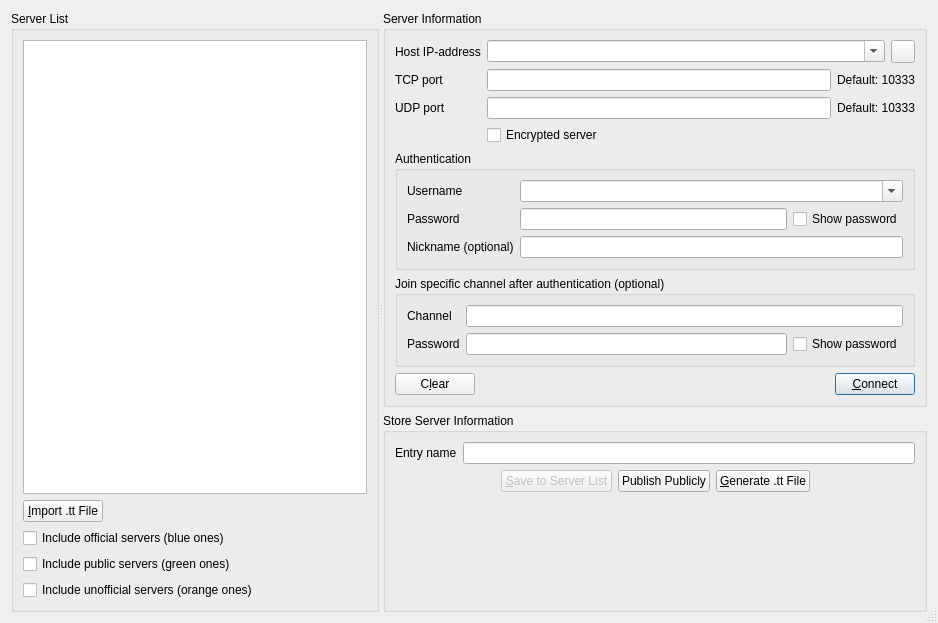
Above: Client/qtTeamTalk/serverlist.ui from BearWare/TeamTalk5 before the change. Below: the same form after it.
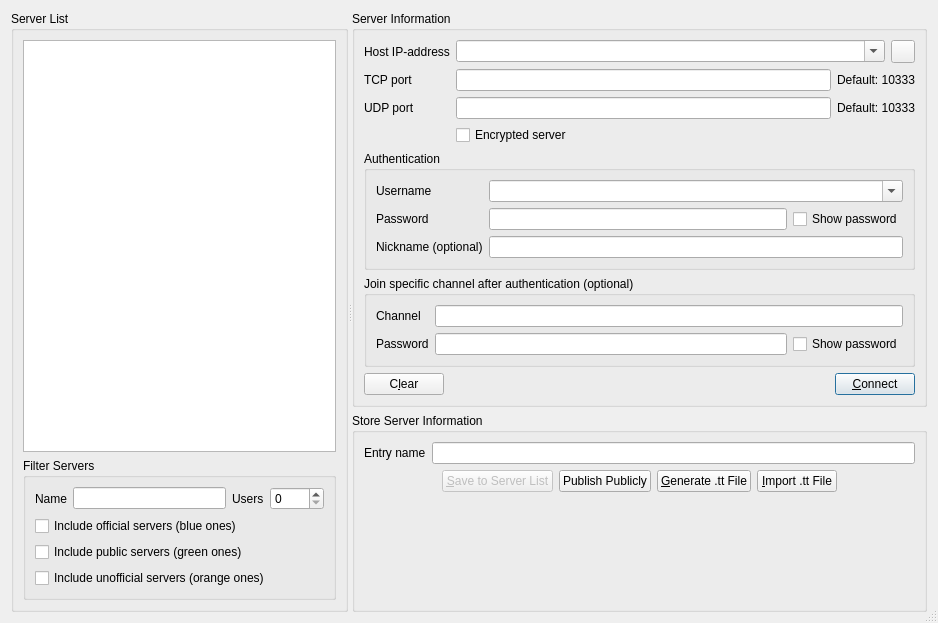
That is the form after the change. Icons and pictures are not drawn. Custom widgets are drawn as their Qt base class.

Commit message: Filter server list based on server type, name and number of users

What changed in the file:
```diff
--- a/Client/qtTeamTalk/serverlist.ui
+++ b/Client/qtTeamTalk/serverlist.ui
@@ -47,26 +47,36 @@
         </widget>
        </item>
        <item>
+        <widget class="QGroupBox" name="groupBox_6">
+         <property name="title">
+          <string>Filter Servers</string>
+         </property>
+         <layout class="QVBoxLayout" name="verticalLayout_4">
+          <item>
         <layout class="QHBoxLayout" name="horizontalLayout_3">
          <item>
-          <widget class="QPushButton" name="impttButton">
+             <widget class="QLabel" name="label_3">
            <property name="text">
-            <string>&amp;Import .tt File</string>
+               <string>Name</string>
            </property>
           </widget>
          </item>
          <item>
-          <spacer name="horizontalSpacer">
-           <property name="orientation">
-            <enum>Qt::Horizontal</enum>
-           </property>
-           <property name="sizeHint" stdset="0">
-            <size>
-             <width>40</width>
-             <height>20</height>
-            </size>
-           </property>
-          </spacer>
+             <widget class="QLineEdit" name="filternameEdit"/>
+            </item>
+            <item>
+             <widget class="QLabel" name="label_9">
+              <property name="text">
+               <string>Users</string>
+              </property>
+             </widget>
+            </item>
+            <item>
+             <widget class="QSpinBox" name="filterusersSpinBox">
+              <property name="maximum">
+               <number>4096</number>
+              </property>
+             </widget>
          </item>
         </layout>
        </item>
@@ -93,6 +103,9 @@
        </item>
       </layout>
      </widget>
+       </item>
+      </layout>
+     </widget>
      <widget class="QWidget" name="layoutWidget">
       <layout class="QVBoxLayout" name="verticalLayout_5">
        <item>
@@ -434,6 +447,13 @@
               </property>
              </widget>
             </item>
+            <item>
+             <widget class="QPushButton" name="impttButton">
+              <property name="text">
+               <string>&amp;Import .tt File</string>
+              </property>
+             </widget>
+            </item>
             <item>
              <spacer name="horizontalSpacer_2">
               <property name="orientation">
```
Lines whose indentation alone changed are shown as unchanged. The commit also changes 3 other files.
